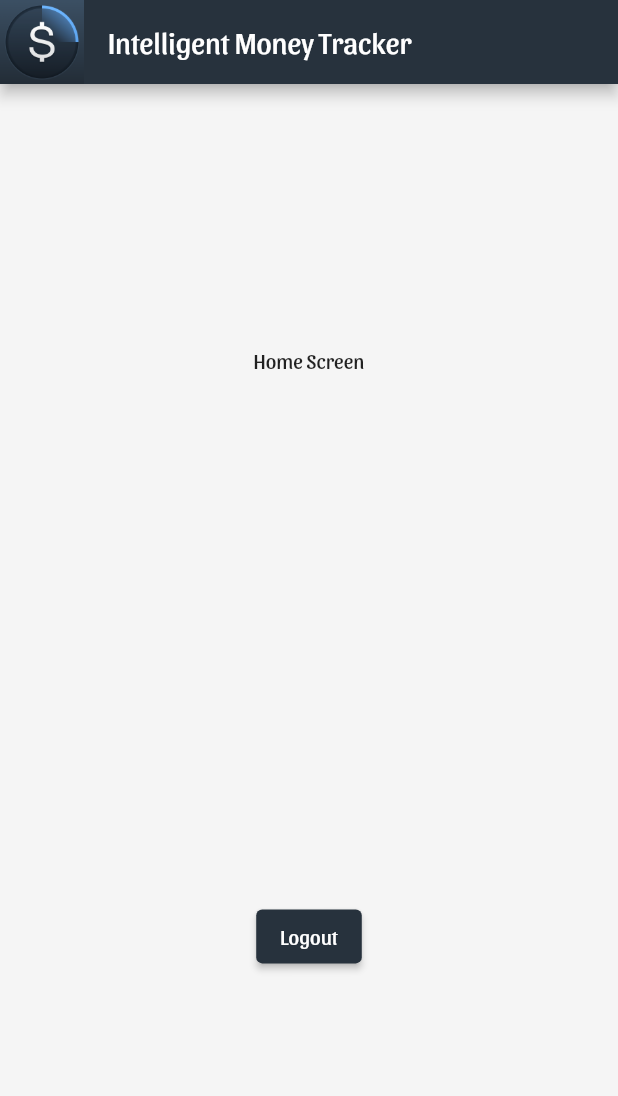
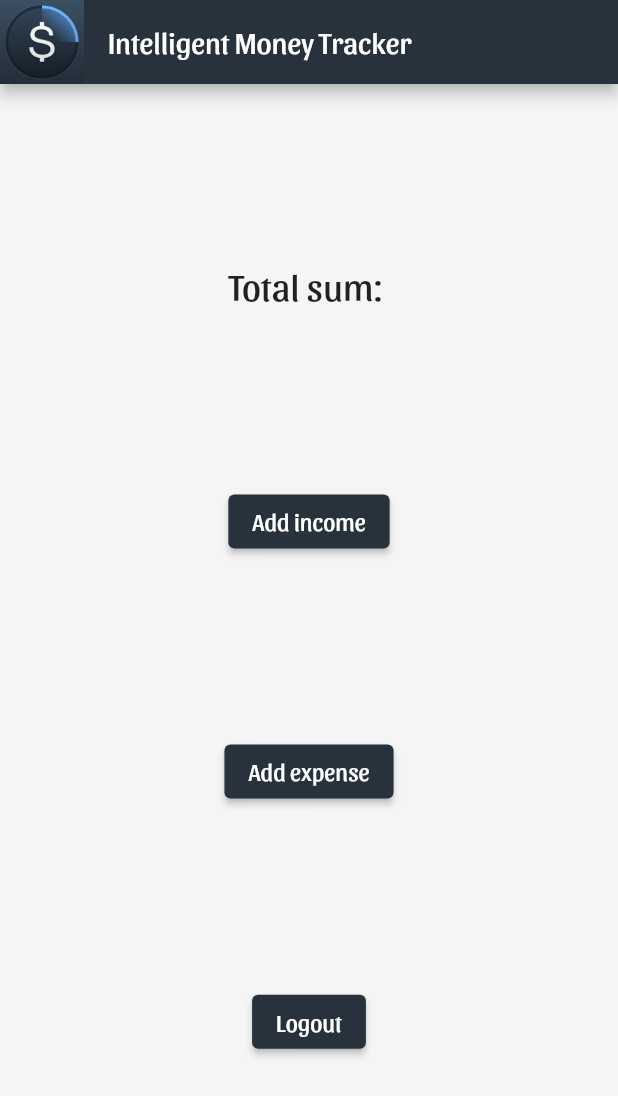
Before and after one commit to Radu-Seitan/intelligent-money-tracker-mobile, a Flutter app: the screen it shows once a user with an empty profile is signed in, after a tap on "Logout", on a phone screen of 412 x 824 dp. Shown: the top 1096 px of the screen. Run offline on Flutter 3.47's test engine with Material 2 defaults, Android fonts, the phone set to English and light mode, and no system bars; our stand-ins replace firebase_auth, firebase_core; missing offline and left inert: fimber_io; accounts and stored records are empty; network calls fail.

Commit message:
Added pages for incomes and expenses

```diff
--- a/lib/main.dart
+++ b/lib/main.dart
@@ -5,6 +5,8 @@ import 'package:firebase_core/firebase_core.dart';
 import 'package:flutter/material.dart';
 import 'package:intelligent_money_tracker_mobile/core/constants.dart';
 import 'package:intelligent_money_tracker_mobile/core/custom_colors.dart';
+import 'package:intelligent_money_tracker_mobile/screens/add_expense/add_expense_page.dart';
+import 'package:intelligent_money_tracker_mobile/screens/add_income/add_income_page.dart';
 import 'package:intelligent_money_tracker_mobile/screens/home/home_page.dart';
 import 'package:intelligent_money_tracker_mobile/screens/login/login_page.dart';
 import 'package:intelligent_money_tracker_mobile/screens/register/register_page.dart';
@@ -59,8 +61,10 @@ class MyApp extends StatelessWidget {
               initialRoute: '/',
               routes: {
                 '/': (context) => Wrapper(),
-                '/login': (context) => LoginPage(),
-                '/register': (context) => RegisterPage(),
+                '/login': (context) => const LoginPage(),
+                '/register': (context) => const RegisterPage(),
+                '/addIncome': (context) => const AddIncomePage(),
+                '/addExpense': (context) => const AddExpensePage(),
               },
             ),
           );
--- a/lib/screens/home/home_page.dart
+++ b/lib/screens/home/home_page.dart
@@ -1,7 +1,7 @@
 import 'package:flutter/material.dart';
+import 'package:intelligent_money_tracker_mobile/screens/add_income/add_income_page.dart';
 import 'package:intelligent_money_tracker_mobile/services/auth_service.dart';
 import 'package:provider/provider.dart';
-
 
 class HomePage extends StatelessWidget {
   final String _title = 'Intelligent Money Tracker';
@@ -16,14 +16,38 @@ class HomePage extends StatelessWidget {
         title: Text(_title),
         leading: Image.asset('assets/img/logo.png'),
       ),
-      body:Column(
-        mainAxisAlignment: MainAxisAlignment.spaceAround,
+      body: Column(
+        mainAxisAlignment: MainAxisAlignment.spaceEvenly,
         children: [
-          Text('Home Screen'),
+          Text(
+            'Total sum: ',
+            style: TextStyle(fontSize: 25),
+          ),
+          ElevatedButton(
+            child: const Text(
+              'Add income',
+              style: TextStyle(fontSize: 16),
+            ),
+            onPressed: () {
+              Navigator.pushNamed(context, '/addIncome');
+            },
+          ),
+          ElevatedButton(
+            child: const Text(
+              'Add expense',
+              style: TextStyle(fontSize: 16),
+            ),
+            onPressed: () {
+              Navigator.pushNamed(context, '/addExpense');
+            },
+          ),
           Center(
             child: ElevatedButton(
-              child: Text('Logout'),
-              onPressed: () async{
+              child: const Text(
+                'Logout',
+                style: TextStyle(fontSize: 16),
+              ),
+              onPressed: () async {
                 await authService.signOut();
               },
             ),
--- a/lib/screens/login/login_page.dart
+++ b/lib/screens/login/login_page.dart
@@ -41,7 +41,10 @@ class LoginPage extends StatelessWidget {
             ),
           ),
           ElevatedButton(
-            child: Text('Login'),
+            child: const Text(
+              'Login',
+              style: TextStyle(fontSize: 16),
+            ),
             onPressed: () {
               authService.singInWithEmailAndPassword(
                 emailController.text,
@@ -50,7 +53,10 @@ class LoginPage extends StatelessWidget {
             },
           ),
           ElevatedButton(
-            child: Text('Register'),
+            child: const Text(
+              'Register',
+              style: TextStyle(fontSize: 16),
+            ),
             onPressed: () {
               Navigator.pushNamed(context, '/register');
             },
--- a/lib/screens/register/register_page.dart
+++ b/lib/screens/register/register_page.dart
@@ -41,7 +41,10 @@ class RegisterPage extends StatelessWidget {
             ),
           ),
           ElevatedButton(
-            child: Text('Register'),
+            child: const Text(
+              'Register',
+              style: TextStyle(fontSize: 16),
+            ),
             onPressed: () async {
               await authService.createUserWithEmailAndPassword(
                 emailController.text,
```
Also changed, not shown: lib/screens/add_expense/add_expense_page.dart (added, +19 -0 lines), lib/screens/add_expense/add_expense_widget.dart (added, +72 -0 lines), lib/screens/add_income/add_income_page.dart (added, +19 -0 lines), lib/screens/add_income/add_income_widget.dart (added, +71 -0 lines).
